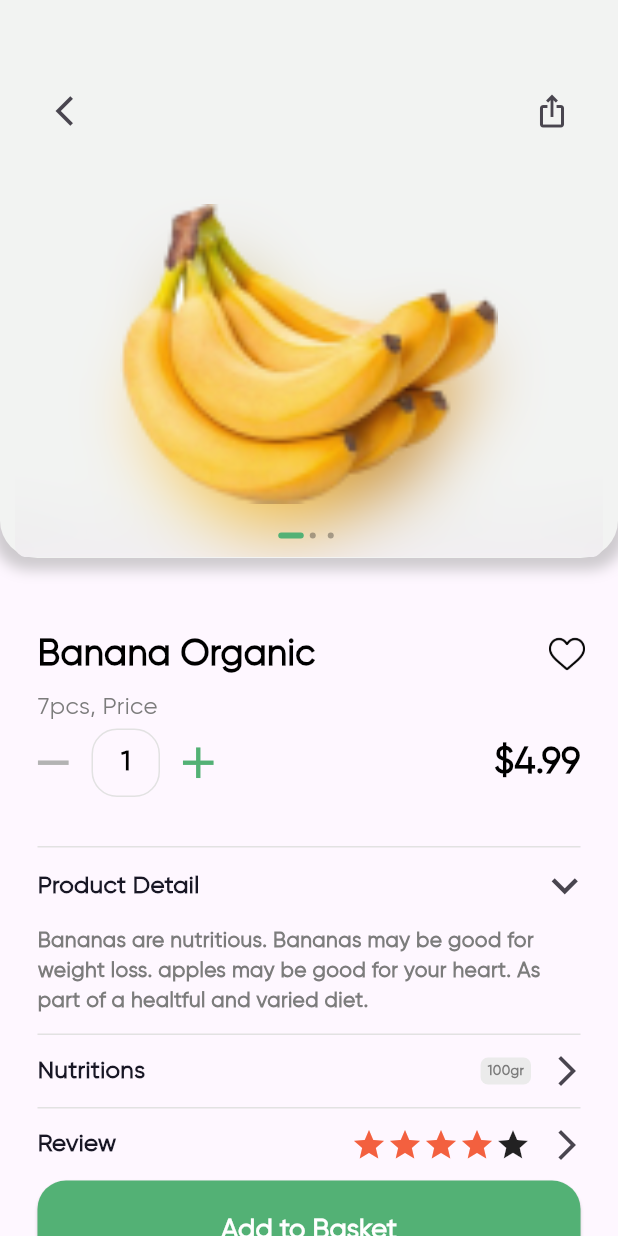
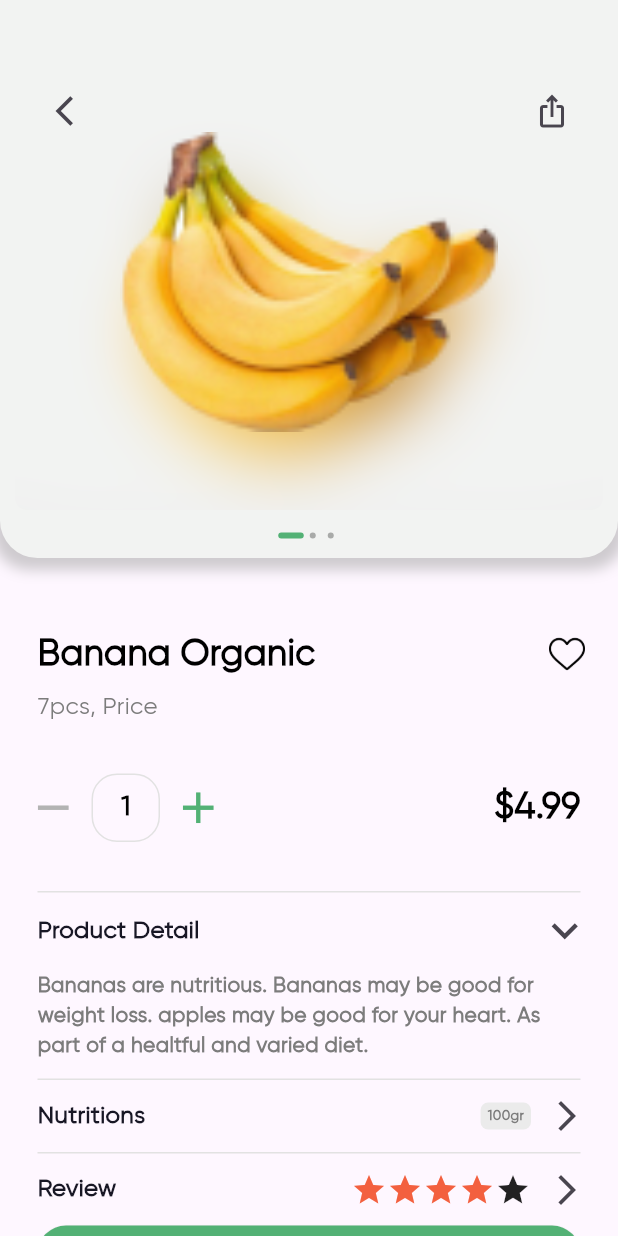
Before and after one commit to aidinghazagh/online_groceries, a Flutter app: the ProductDetail screen opened directly with sample values from the repository, on a phone screen of 412 x 824 dp. Run offline on Flutter 3.47's test engine with Material 3 defaults, Android fonts, the phone set to English and light mode, and no system bars; drawn by our look-alikes of carousel_slider; our stand-ins replace animated_splash_screen, intl_phone_field.

Commit message:
fixed image carasoul

```diff
--- a/lib/screens/product_detail.dart
+++ b/lib/screens/product_detail.dart
@@ -38,6 +38,7 @@ class _ProductDetailState extends State<ProductDetail> {
               children: [
                 Stack(
                   children: [
+                    // Shadow Container
                     Container(
                       width: 414,
                       height: 372,
@@ -58,11 +59,13 @@ class _ProductDetailState extends State<ProductDetail> {
                       ),
                     ),
                     Padding(
-                      padding: const EdgeInsets.only(top: 100),
+                      padding: const EdgeInsets.only(
+                        top: 10,
+                      ),
                       child: CarouselSlider(
                         carouselController: _controller,
                         options: CarouselOptions(
-                            height: 271.5,
+                            height: 330,
                             autoPlay: true,
                             autoPlayCurve: Curves.fastOutSlowIn,
                             enableInfiniteScroll: true,
@@ -88,7 +91,7 @@ class _ProductDetailState extends State<ProductDetail> {
                                       Positioned(
                                         left: 0,
                                         right: 0,
-                                        bottom: 20,
+                                        top: 120,
                                         child: Container(
                                           width: 295,
                                           height: 171,
@@ -111,7 +114,10 @@ class _ProductDetailState extends State<ProductDetail> {
                                           ),
                                         ),
                                       ),
-                                      Center(
+                                      Positioned(
+                                        left: 0,
+                                        right: 0,
+                                        top: 78,
                                         child: Image.asset(
                                           'assets/images/${widget.product.image}',
                                           fit: BoxFit.contain,
@@ -198,6 +204,7 @@ class _ProductDetailState extends State<ProductDetail> {
                           ),
                         ],
                       ),
+                      const SizedBox(height: 30),
                       Row(
                         mainAxisAlignment: MainAxisAlignment.spaceBetween,
                         children: [
```
